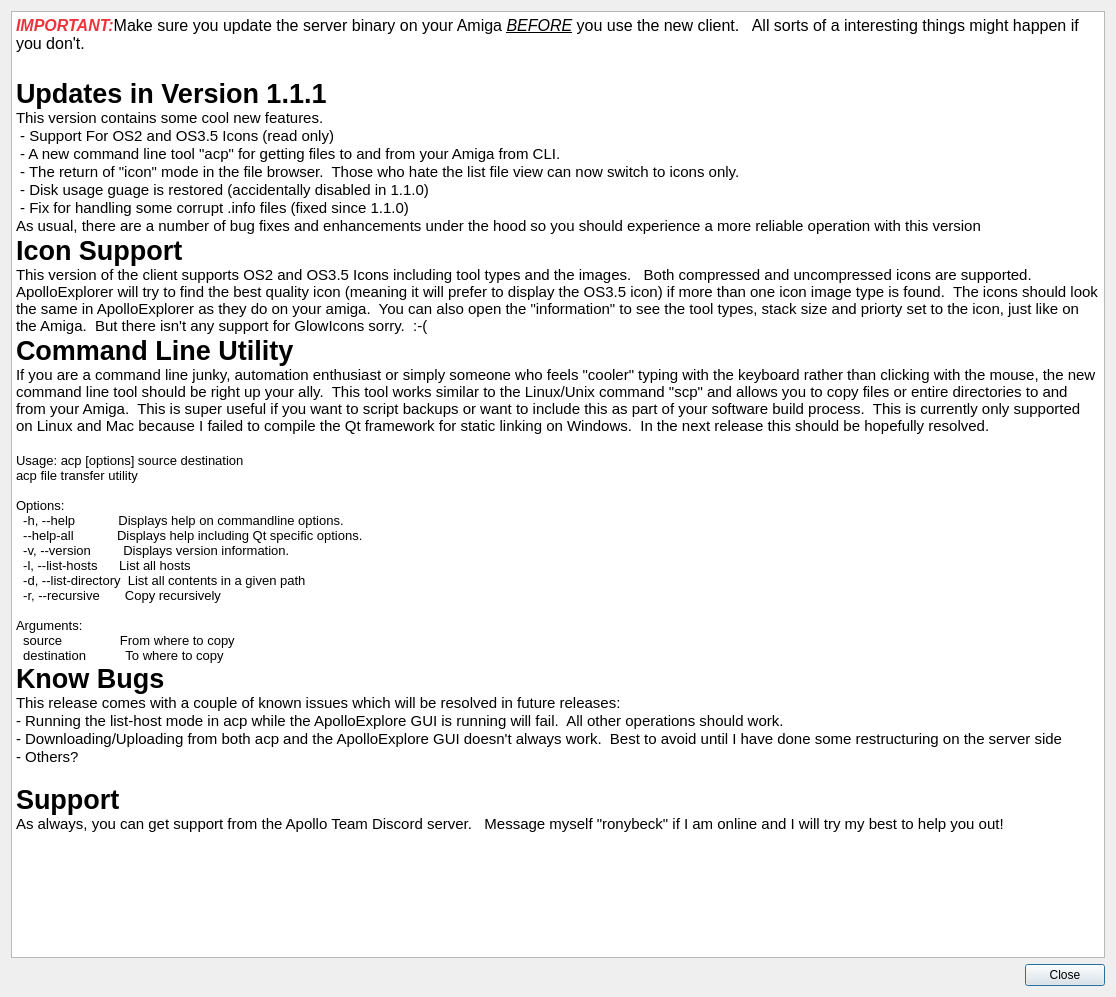
Above: ApolloExplorerPC/dialogwhatsnew.ui from ronybeck/ApolloExplorer before the change. Below: the same form after it.
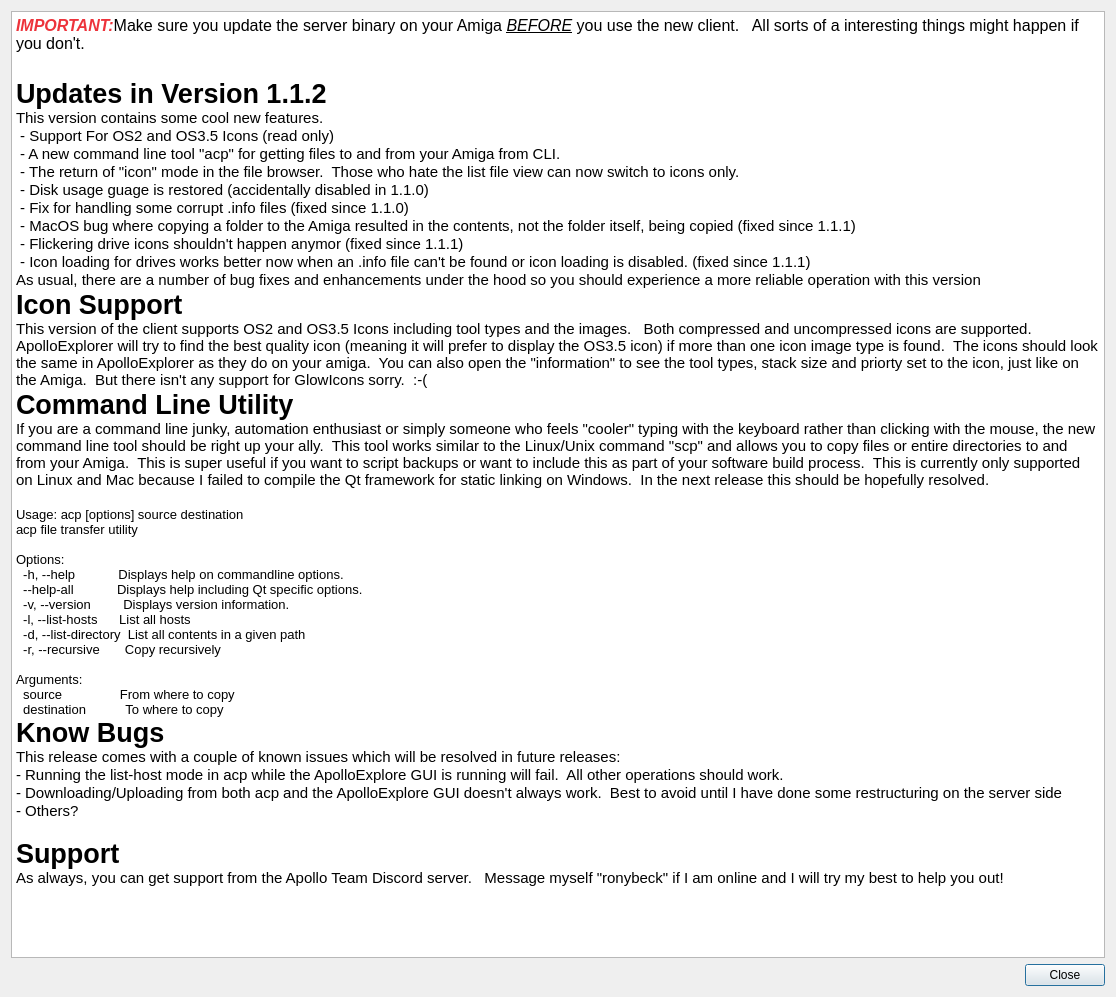
That is the form after the change. Icons and pictures are not drawn.

Commit message: Updated 'WhatsNew' and version number to 1.1.2

```diff
--- a/ApolloExplorerPC/dialogwhatsnew.ui
+++ b/ApolloExplorerPC/dialogwhatsnew.ui
@@ -30,13 +30,16 @@
 &lt;/style&gt;&lt;/head&gt;&lt;body style=&quot; font-family:'Ubuntu'; font-size:11pt; font-weight:400; font-style:normal;&quot;&gt;
 &lt;p style=&quot; margin-top:0px; margin-bottom:0px; margin-left:0px; margin-right:0px; -qt-block-indent:0; text-indent:0px;&quot;&gt;&lt;span style=&quot; font-size:12pt; font-weight:700; font-style:italic; color:#ed333b;&quot;&gt;IMPORTANT:&lt;/span&gt;&lt;span style=&quot; font-size:12pt;&quot;&gt;Make sure you update the server binary on your Amiga &lt;/span&gt;&lt;span style=&quot; font-size:12pt; font-style:italic; text-decoration: underline;&quot;&gt;BEFORE&lt;/span&gt;&lt;span style=&quot; font-size:12pt;&quot;&gt; you use the new client.   All sorts of a interesting things might happen if you don't.&lt;/span&gt;&lt;/p&gt;
 &lt;p style=&quot;-qt-paragraph-type:empty; margin-top:0px; margin-bottom:0px; margin-left:0px; margin-right:0px; -qt-block-indent:0; text-indent:0px; font-size:16pt; text-decoration: underline;&quot;&gt;&lt;br /&gt;&lt;/p&gt;
-&lt;p style=&quot; margin-top:0px; margin-bottom:0px; margin-left:0px; margin-right:0px; -qt-block-indent:0; text-indent:0px;&quot;&gt;&lt;span style=&quot; font-size:20pt; font-weight:700;&quot;&gt;Updates in Version 1.1.1&lt;/span&gt;&lt;/p&gt;
+&lt;p style=&quot; margin-top:0px; margin-bottom:0px; margin-left:0px; margin-right:0px; -qt-block-indent:0; text-indent:0px;&quot;&gt;&lt;span style=&quot; font-size:20pt; font-weight:700;&quot;&gt;Updates in Version 1.1.2&lt;/span&gt;&lt;/p&gt;
 &lt;p style=&quot; margin-top:0px; margin-bottom:0px; margin-left:0px; margin-right:0px; -qt-block-indent:0; text-indent:0px;&quot;&gt;This version contains some cool new features.&lt;/p&gt;
 &lt;p style=&quot; margin-top:0px; margin-bottom:0px; margin-left:0px; margin-right:0px; -qt-block-indent:0; text-indent:0px;&quot;&gt; - Support For OS2 and OS3.5 Icons (read only)&lt;/p&gt;
 &lt;p style=&quot; margin-top:0px; margin-bottom:0px; margin-left:0px; margin-right:0px; -qt-block-indent:0; text-indent:0px;&quot;&gt; - A new command line tool &amp;quot;acp&amp;quot; for getting files to and from your Amiga from CLI.&lt;/p&gt;
 &lt;p style=&quot; margin-top:0px; margin-bottom:0px; margin-left:0px; margin-right:0px; -qt-block-indent:0; text-indent:0px;&quot;&gt; - The return of &amp;quot;icon&amp;quot; mode in the file browser.  Those who hate the list file view can now switch to icons only.&lt;/p&gt;
 &lt;p style=&quot; margin-top:0px; margin-bottom:0px; margin-left:0px; margin-right:0px; -qt-block-indent:0; text-indent:0px;&quot;&gt; - Disk usage guage is restored (accidentally disabled in 1.1.0)&lt;/p&gt;
 &lt;p style=&quot; margin-top:0px; margin-bottom:0px; margin-left:0px; margin-right:0px; -qt-block-indent:0; text-indent:0px;&quot;&gt; - Fix for handling some corrupt .info files (fixed since 1.1.0)&lt;/p&gt;
+&lt;p style=&quot; margin-top:0px; margin-bottom:0px; margin-left:0px; margin-right:0px; -qt-block-indent:0; text-indent:0px;&quot;&gt; - MacOS bug where copying a folder to the Amiga resulted in the contents, not the folder itself, being copied (fixed since 1.1.1)&lt;/p&gt;
+&lt;p style=&quot; margin-top:0px; margin-bottom:0px; margin-left:0px; margin-right:0px; -qt-block-indent:0; text-indent:0px;&quot;&gt; - Flickering drive icons shouldn't happen anymor (fixed since 1.1.1)&lt;/p&gt;
+&lt;p style=&quot; margin-top:0px; margin-bottom:0px; margin-left:0px; margin-right:0px; -qt-block-indent:0; text-indent:0px;&quot;&gt; - Icon loading for drives works better now when an .info file can't be found or icon loading is disabled. (fixed since 1.1.1)&lt;/p&gt;
 &lt;p style=&quot; margin-top:0px; margin-bottom:0px; margin-left:0px; margin-right:0px; -qt-block-indent:0; text-indent:0px;&quot;&gt;As usual, there are a number of bug fixes and enhancements under the hood so you should experience a more reliable operation with this version&lt;/p&gt;
 &lt;p style=&quot; margin-top:0px; margin-bottom:0px; margin-left:0px; margin-right:0px; -qt-block-indent:0; text-indent:0px;&quot;&gt;&lt;img src=&quot;:/images/images/Scanner_Example.png&quot; /&gt;&lt;/p&gt;
 &lt;p style=&quot; margin-top:0px; margin-bottom:0px; margin-left:0px; margin-right:0px; -qt-block-indent:0; text-indent:0px;&quot;&gt;&lt;span style=&quot; font-size:20pt; font-weight:700;&quot;&gt;Icon Support&lt;/span&gt;&lt;/p&gt;
```
The commit also changes 1 other file.
